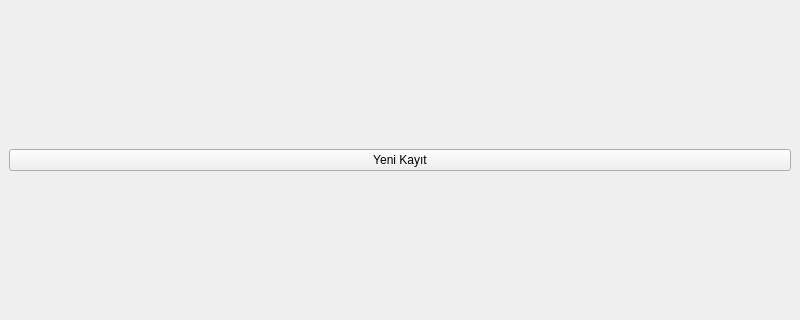
cihansenyuz/tax-calc, file gui/mainwindow.ui: the form before one commit; both pictures show x 0 to 800 and y 129 to 449 of the 800 by 600 pixel window.
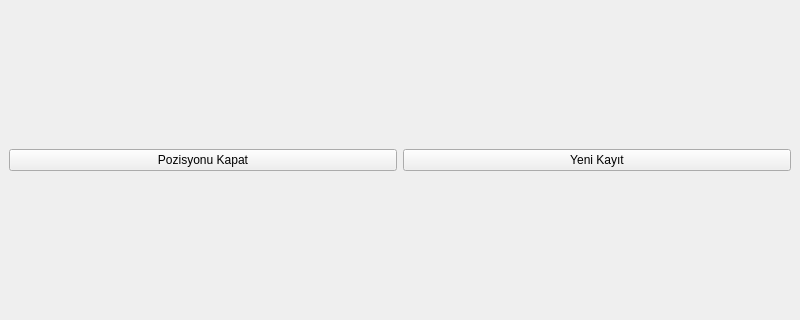
The form after the commit.

Commit message: button and logic added

What changed in the file:
```diff
--- a/gui/mainwindow.ui
+++ b/gui/mainwindow.ui
@@ -19,11 +19,22 @@
      <layout class="QVBoxLayout" name="verticalLayout_3"/>
     </item>
     <item>
+     <layout class="QHBoxLayout" name="horizontalLayout">
+      <item>
+       <widget class="QPushButton" name="closeTransactionButton">
+        <property name="text">
+         <string>Pozisyonu Kapat</string>
+        </property>
+       </widget>
+      </item>
+      <item>
      <widget class="QPushButton" name="createButton">
       <property name="text">
        <string>Yeni Kayıt</string>
       </property>
      </widget>
+      </item>
+     </layout>
     </item>
    </layout>
   </widget>
```
Lines whose indentation alone changed are shown as unchanged. The commit also changes 2 other files.
